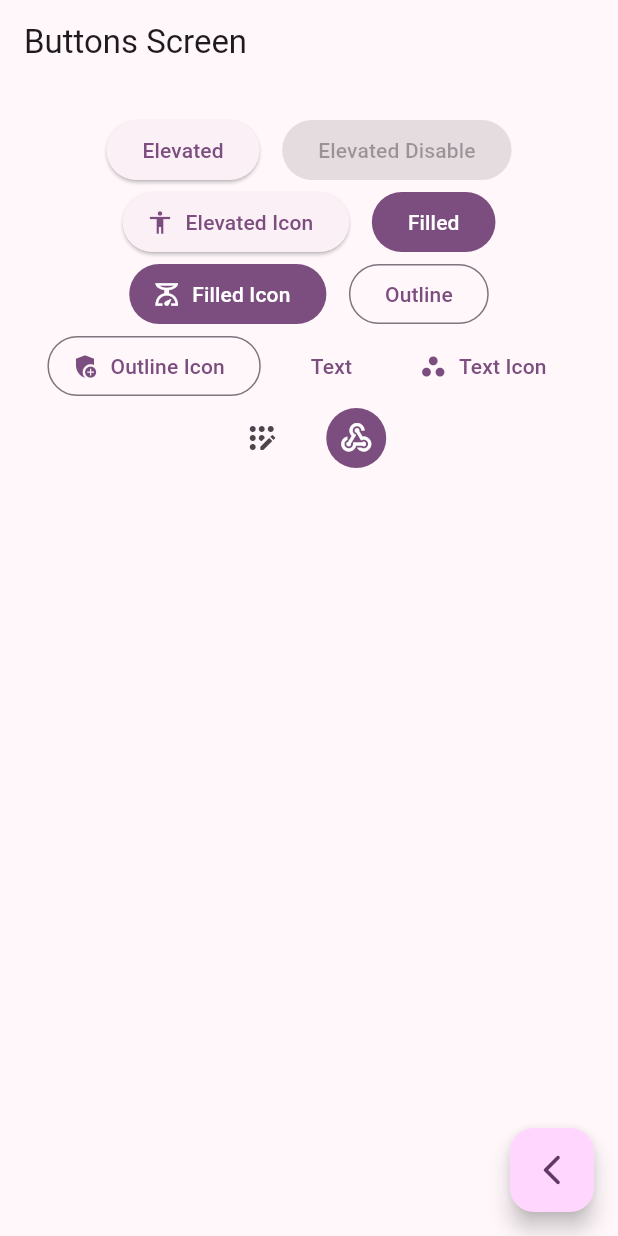
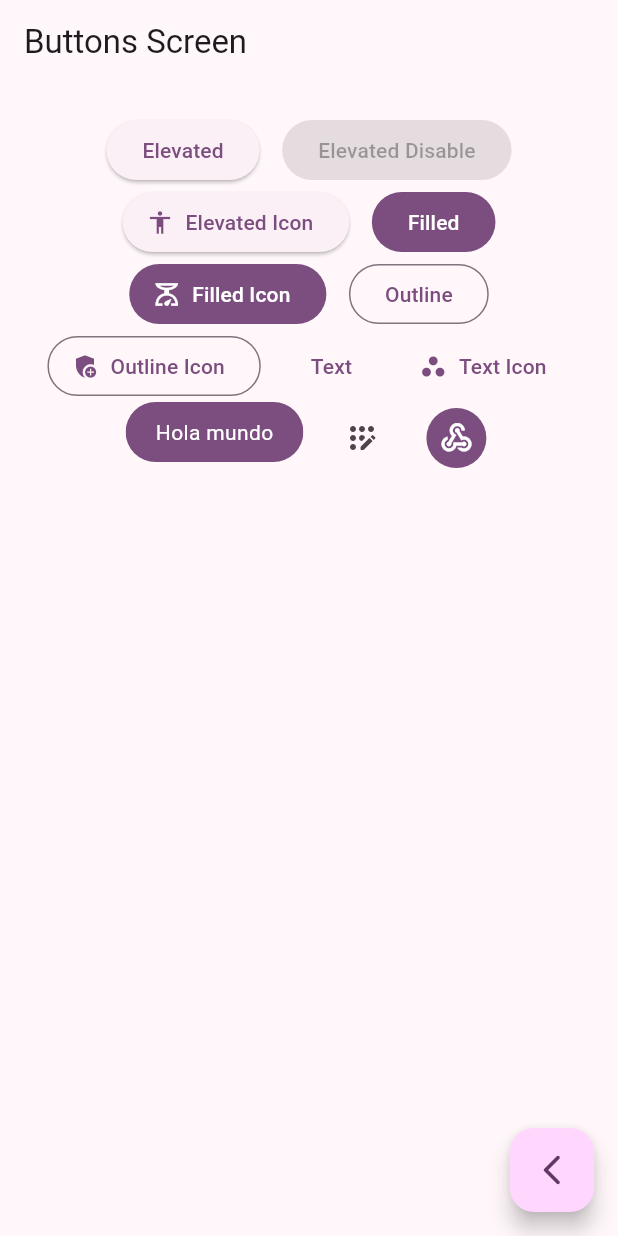
Before and after one commit to JulianOsorio27/componentesFlutter, a Flutter app: the ButtonsScreen screen opened by its route, on a phone screen of 412 x 824 dp. Run offline on Flutter 3.47's test engine with Material 3 defaults, Android fonts, the phone set to English and light mode, and no system bars; our stand-ins replace go_router.

Commit message:
Se realiza un boton personalizado

```diff
--- a/lib/presentation/screens/buttons/buttons_screen.dart
+++ b/lib/presentation/screens/buttons/buttons_screen.dart
@@ -2,7 +2,6 @@ import 'package:flutter/material.dart';
 import 'package:go_router/go_router.dart';
 
 class ButtonsScreen extends StatelessWidget {
-
   static const String name = 'buttons_screen';
 
   const ButtonsScreen({super.key});
@@ -20,7 +19,6 @@ class ButtonsScreen extends StatelessWidget {
           // Volvemos a la pantalla anterior
           context.pop();
         },
-
       ),
     );
   }
@@ -31,9 +29,7 @@ class _ButtonsView extends StatelessWidget {
 
   @override
   Widget build(BuildContext context) {
-
-    final colors =Theme.of(context).colorScheme;
-
+    final colors = Theme.of(context).colorScheme;
 
     return SizedBox(
       width: double.infinity,
@@ -44,48 +40,72 @@ class _ButtonsView extends StatelessWidget {
           alignment: WrapAlignment.center,
           children: [
             ElevatedButton(onPressed: () {}, child: const Text('Elevated')),
-            const ElevatedButton(onPressed: null, child: Text('Elevated Disable')),
-            ElevatedButton.icon(onPressed: () {
-
-            }, icon: const Icon(Icons.accessibility_sharp),
+            const ElevatedButton(
+                onPressed: null, child: Text('Elevated Disable')),
+            ElevatedButton.icon(
+                onPressed: () {},
+                icon: const Icon(Icons.accessibility_sharp),
                 label: const Text('Elevated Icon')),
-
-             FilledButton(onPressed: () {
-
-             }, child: const Text('Filled')),
-
-             FilledButton.icon(onPressed: () {} ,
+            FilledButton(onPressed: () {}, child: const Text('Filled')),
+            FilledButton.icon(
+                onPressed: () {},
                 icon: const Icon(Icons.scale_outlined),
                 label: const Text('Filled Icon')),
-
-              OutlinedButton(onPressed: () {},
-               child: const Text('Outline')),
-
-              OutlinedButton.icon(onPressed: () {},
+            OutlinedButton(onPressed: () {}, child: const Text('Outline')),
+            OutlinedButton.icon(
+                onPressed: () {},
                 icon: const Icon(Icons.add_moderator_sharp),
                 label: const Text('Outline Icon')),
-
             TextButton(onPressed: () {}, child: const Text('Text')),
-              TextButton.icon(onPressed: () {},
+            TextButton.icon(
+                onPressed: () {},
                 icon: const Icon(Icons.workspaces),
                 label: const Text('Text Icon')),
-
-              // TODO: Custom button
-
-              IconButton(onPressed: () {}, icon: const Icon(Icons.app_registration_rounded)),
-
-              IconButton(onPressed: () {},
+            const CustomButton(),
+            IconButton(
+                onPressed: () {},
+                icon: const Icon(Icons.app_registration_rounded)),
+            IconButton(
+              onPressed: () {},
               icon: const Icon(Icons.webhook),
               style: ButtonStyle(
                   backgroundColor: MaterialStatePropertyAll(colors.primary),
-                iconColor: const MaterialStatePropertyAll( Colors.white )
-               ),
+                  iconColor: const MaterialStatePropertyAll(Colors.white)),
             )
-
-
           ],
         ),
       ),
     );
   }
 }
+
+// Boton custom
+
+class CustomButton extends StatelessWidget {
+  const CustomButton({super.key});
+
+  @override
+  Widget build(BuildContext context) {
+
+    final colors = Theme.of(context).colorScheme;
+
+    // Recorta o realiza bordes redondeados
+    return ClipRRect(
+      borderRadius: BorderRadius.circular(20),
+      child: Material(
+        color: colors.primary,
+        // Reacciona al dar click sobre el boton
+        child: InkWell(
+          onTap: () {},
+          child: const Padding(
+            padding: EdgeInsets.symmetric(horizontal: 20, vertical: 10),
+            child: Text(
+              'Hola mundo',
+              style: TextStyle(color: Colors.white),
+            ),
+          ),
+        ),
+      ),
+    );
+  }
+}
```
Lines whose indentation alone changed are shown as unchanged.
